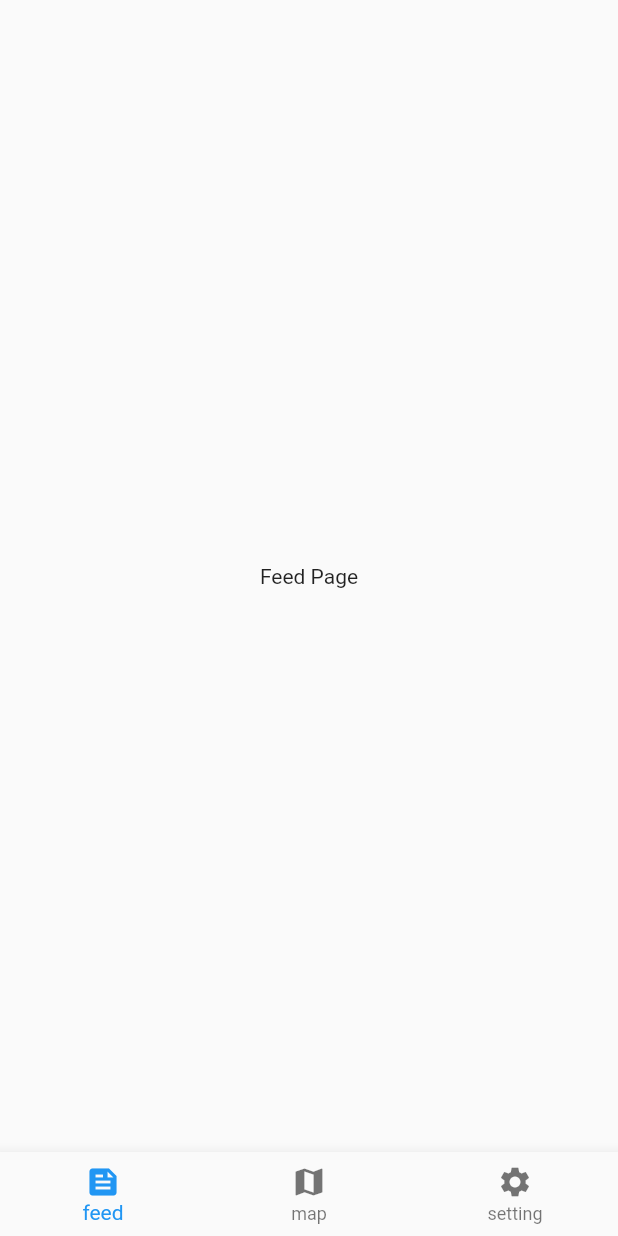
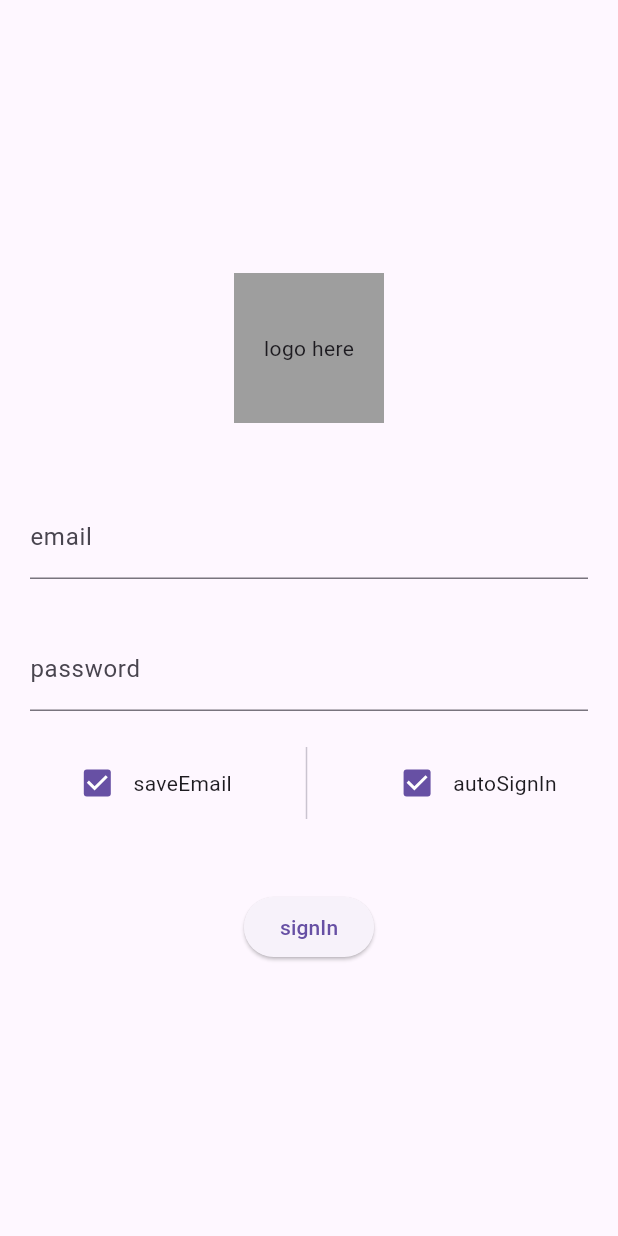
Before and after one commit to Raonshi/misik_guide, a Flutter app: the screen it shows after launch, on a phone screen of 412 x 824 dp. Run offline on Flutter 3.47's test engine with Material 2 defaults, Android fonts, the phone set to English and light mode, and no system bars; our stand-ins replace bloc, flutter_bloc, freezed_annotation.

Commit message:
add auth page

```diff
--- /dev/null
+++ b/lib/blocs/auth/auth_bloc.dart
@@ -0,0 +1,9 @@
+import 'package:bloc/bloc.dart';
+import 'package:misik_guide/blocs/auth/auth_state.dart';
+
+class AuthBloc extends Cubit<AuthState> {
+  AuthBloc() : super(AuthState.initial());
+
+
+
+}
--- /dev/null
+++ b/lib/blocs/auth/auth_state.dart
@@ -0,0 +1,17 @@
+// This file is "main.dart"
+import 'package:freezed_annotation/freezed_annotation.dart';
+import 'package:flutter/foundation.dart';
+
+// required: associates our `main.dart` with the code generated by Freezed
+part 'auth_state.freezed.dart';
+
+@freezed
+class AuthState with _$AuthState {
+  const factory AuthState({
+    @Default(false) bool isSignedIn,
+  }) = _AuthState;
+
+  const AuthState._();
+
+  factory AuthState.initial() => const AuthState();
+}
--- a/lib/main.dart
+++ b/lib/main.dart
@@ -1,5 +1,6 @@
 import 'package:flutter/material.dart';
-import 'package:misik_guide/pages/home_page.dart';
+import 'package:misik_guide/pages/auth_page.dart';
+import 'package:misik_guide/styles/theme.dart';
 
 void main(List<String> args) {
   runApp(const MyApp());
@@ -10,10 +11,13 @@ class MyApp extends StatelessWidget {
 
   @override
   Widget build(BuildContext context) {
-    return const MaterialApp(
+    return MaterialApp(
       title: "MiSik Guide",
       debugShowCheckedModeBanner: false,
-      home: HomePage(),
+      theme: lightTheme,
+      darkTheme: darkTheme,
+      themeMode: themeMode,
+      home: const AuthPage(),
     );
   }
 }
--- /dev/null
+++ b/lib/pages/auth_page.dart
@@ -0,0 +1,110 @@
+import 'package:flutter/material.dart';
+import 'package:flutter_bloc/flutter_bloc.dart';
+import 'package:misik_guide/blocs/auth/auth_bloc.dart';
+import 'package:misik_guide/utils/dialog.dart';
+
+class AuthPage extends StatelessWidget {
+  const AuthPage({super.key});
+
+  @override
+  Widget build(BuildContext context) {
+    return BlocProvider(
+      create: (context) => AuthBloc(),
+      child: const _AuthPageBody(),
+    );
+  }
+}
+
+class _AuthPageBody extends StatelessWidget {
+  const _AuthPageBody();
+
+  @override
+  Widget build(BuildContext context) {
+    final GlobalKey<FormState> _formKey = GlobalKey<FormState>();
+
+    return GestureDetector(
+      onTap: () => FocusScope.of(context).unfocus(),
+      child: Scaffold(
+        body: SafeArea(
+          child: Padding(
+            padding: const EdgeInsets.symmetric(horizontal: 20.0),
+            child: Column(
+              mainAxisAlignment: MainAxisAlignment.center,
+              children: [
+                Container(
+                  width: 100.0,
+                  height: 100.0,
+                  color: Colors.grey,
+                  alignment: Alignment.center,
+                  child: const Text("logo here"),
+                ),
+                const SizedBox(height: 48.0),
+                Form(
+                  key: _formKey,
+                  child: Column(
+                    children: [
+                      TextFormField(
+                        decoration: const InputDecoration(
+                          label: Text("email"),
+                        ),
+                        validator: (value) {
+                          if ((value ?? "").isEmpty) return "Please enter your email";
+                          return null;
+                        },
+                      ),
+                      const SizedBox(height: 32.0),
+                      TextFormField(
+                        decoration: const InputDecoration(
+                          label: Text("password"),
+                        ),
+                        validator: (value) {
+                          if ((value ?? "").isEmpty) return "Please enter your password";
+                          return null;
+                        },
+                      ),
+                    ],
+                  ),
+                ),
+                const SizedBox(height: 24.0),
+                IntrinsicHeight(
+                  child: Row(
+                    mainAxisSize: MainAxisSize.max,
+                    mainAxisAlignment: MainAxisAlignment.spaceAround,
+                    children: [
+                      Row(
+                        mainAxisSize: MainAxisSize.min,
+                        children: [
+                          Checkbox.adaptive(value: true, onChanged: (value) {}),
+                          const Text("saveEmail"),
+                        ],
+                      ),
+                      const VerticalDivider(),
+                      Row(
+                        mainAxisSize: MainAxisSize.min,
+                        children: [
+                          Checkbox.adaptive(value: true, onChanged: (value) {}),
+                          const Text("autoSignIn"),
+                        ],
+                      ),
+                    ],
+                  ),
+                ),
+                const SizedBox(height: 48.0),
+                ElevatedButton(
+                  onPressed: () {
+                    bool validationResult = _formKey.currentState?.validate() ?? false;
+                    if (validationResult) {
+                    } else {
+                      showInfoDialog(context, "signInFailed");
+                    }
+                  },
+                  child: const Text("signIn"),
+                ),
+              ],
+            ),
+          ),
+        ),
+      ),
+    );
+  }
+}
--- /dev/null
+++ b/lib/styles/theme.dart
@@ -0,0 +1,6 @@
+import 'package:flutter/material.dart';
+
+ThemeData lightTheme = ThemeData(useMaterial3: true);
+ThemeData darkTheme = ThemeData(useMaterial3: true);
+
+ThemeMode themeMode = ThemeMode.system;
```
Also changed, not shown: lib/utils/dialog.dart (added, +20 -0 lines), lib/utils/snackbar.dart (added, +26 -0 lines), lib/blocs/auth/auth_state.freezed.dart (added).
